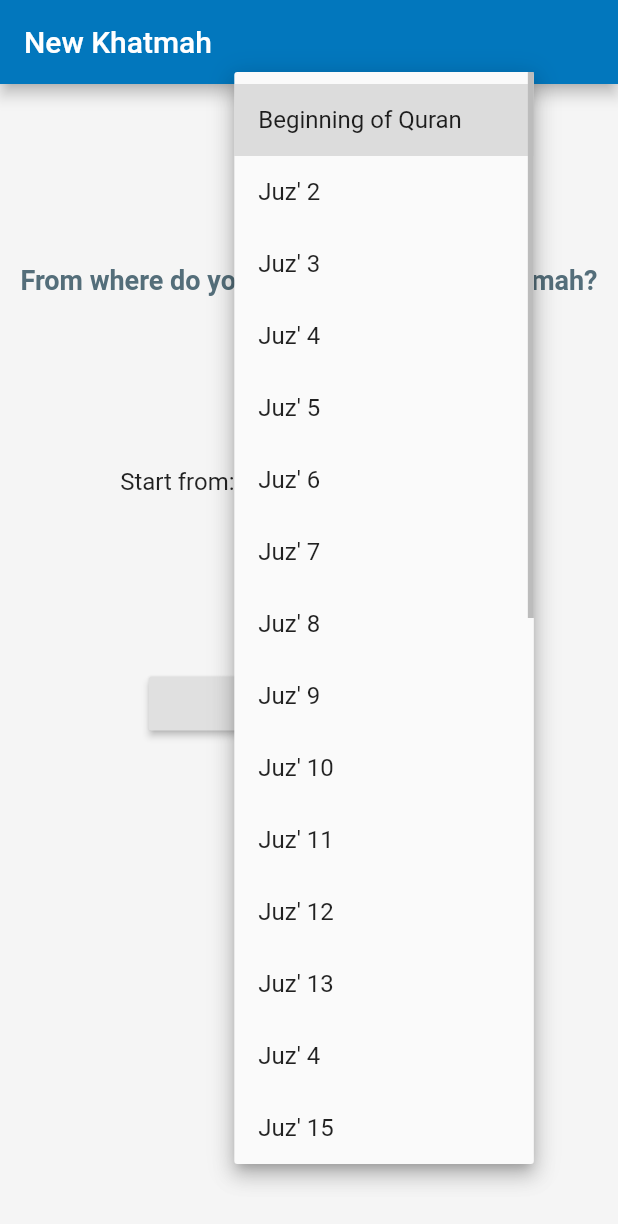
After one commit to ulmas97/quranApp, a Flutter app: the screen it shows after launch, after a tap on "Beginning of Quran", on a phone screen of 412 x 824 dp. The commit adds this screen. Shown: the top 1224 px of the screen. Run offline on Flutter 3.47's test engine with Material 2 defaults, Android fonts, the phone set to English and light mode, and no system bars; our stand-ins replace firebase_database, percent_indicator, shared_preferences; missing offline and left inert: flutter_pdfview, swipedetector; accounts and stored records are empty; Roboto replaces fonts that are missing (Hind, Montserrat).

```diff
--- a/lib/main.dart
+++ b/lib/main.dart
@@ -1,3 +1,4 @@
+import 'dart:async';
 import 'dart:io';
 import 'dart:ui' as prefix0;
 
@@ -9,6 +10,7 @@ import 'package:quran_app/reader_page.dart';
 import 'package:quran_app/text_style.dart';
 import 'package:firebase_database/firebase_database.dart';
 import 'package:firebase_database/ui/firebase_animated_list.dart';
+import 'package:quran_app/time_frame.dart';
 import 'package:shared_preferences/shared_preferences.dart';
 
 void main() {
@@ -18,6 +20,8 @@ void main() {
 
 class MyApp extends StatelessWidget {
   // This widget is the root of your application.
+
+
   @override
   Widget build(BuildContext context) {
     return MaterialApp(
@@ -56,6 +60,24 @@ class MyHomePage extends StatefulWidget{
 
 class _MyHomePageState extends State<MyHomePage>
     with SingleTickerProviderStateMixin {
+
+Future checkFirstSeen() async {
+     SharedPreferences prefs = await SharedPreferences.getInstance();
+    bool _seen = (prefs.getBool('seen') ?? false);
+
+    if (!_seen) {
+
+
+    prefs.setBool('seen', true);
+    Navigator.of(context).pushReplacement(
+        new MaterialPageRoute(builder: (context) => new KhatmaScreen()));
+    }
+
+    }
+
+
+
+
   String assetPDFPath = "";
   List<Page> pages = new List();
   List<Book> books = new List();
@@ -72,6 +94,8 @@ class _MyHomePageState extends State<MyHomePage>
   TabController _tabController;
   @override
   void initState() {
+
+
     page = Page("", "");
     juz = Juz("", "");
     book = Book("", "","","","");
@@ -87,6 +111,9 @@ class _MyHomePageState extends State<MyHomePage>
     bookRef.onChildChanged.listen(_onBookChanged);
     _tabController = TabController(vsync: this, length: 2);
     super.initState();
+     new Timer(new Duration(milliseconds: 200), () {
+    checkFirstSeen();
+    });
     getFileFromAsset("assets/quran_cropped.pdf").then((f) {
       setState(() {
         assetPDFPath = f.path;
@@ -478,6 +505,16 @@ _onJuzAdded(Event event) {
       title: Text(widget.title),
       actions: <Widget>[
         IconButton(
+          icon: Icon(Icons.add_circle_outline),
+          onPressed: (){
+            Navigator.push(
+                context,
+                MaterialPageRoute(
+                    builder: (context) => KhatmaScreen()));
+          },
+        ),
+
+        IconButton(
           icon: Icon(Icons.bookmark),
           onPressed: () {
             Navigator.push(
@@ -488,7 +525,7 @@ _onJuzAdded(Event event) {
           },
         ),
         new Container(
-          width: 20.0,
+          width: 10.0,
         ),
         Icon(Icons.share),
         new Container(
--- a/lib/reader_page.dart
+++ b/lib/reader_page.dart
@@ -86,7 +86,7 @@ DatabaseReference bookRef;
   Widget get _pdfWidget {
     return Container(
       color: Colors.black,
-      margin: new EdgeInsets.only(top: 30.0),
+     // margin: new EdgeInsets.only(top: 30.0),
       child: SwipeDetector(
         onSwipeLeft: (){
           if(_value<602){
@@ -228,7 +228,11 @@ DatabaseReference bookRef;
         child: Container(
           height: 30,
           child: BottomAppBar(
-              child: Slider(
+              child: SliderTheme(
+                data: SliderThemeData(
+
+                ),
+                child: Slider(
             value: widget.pageNumber=="bookmark" ? getInt.toDouble() : _value.toDouble(),
             min: 0.0,
             max: 602.0,
@@ -246,7 +250,8 @@ DatabaseReference bookRef;
                 getInt=a.round();
               });
             },
-          )),
+          ),
+              )),
         ),
       ),
     );
--- /dev/null
+++ b/lib/time_frame.dart
@@ -0,0 +1,201 @@
+import 'package:flutter/material.dart';
+import 'package:flutter/widgets.dart';
+import 'package:quran_app/text_style.dart';
+
+import 'main.dart';
+
+class KhatmaScreen extends StatefulWidget {
+  KhatmaScreenState createState() => KhatmaScreenState();
+}
+
+class KhatmaScreenState extends State<KhatmaScreen> {
+  String dropDownValue = 'Beginning of Quran';
+  String startingJuz="1";
+  int stackIndex = 0;
+  int days=30;
+  @override
+  Widget build(BuildContext context) {
+    String calculate(){
+     double i=(604-(int.parse(startingJuz)-1)*21)/days;
+     int j=i.floor();
+     int z=i.ceil();
+
+
+     if(i>(j+0.1) && i<(z-0.1)){
+       return j.toString() + " or " + z.toString();
+     }else if(i<=(j+0.1)){
+       return j.toString();
+     }else if(i>=(z-0.1)){
+       return z.toString();
+     }
+
+    }
+    // TODO: implement build
+    return Scaffold(
+        appBar: new AppBar(
+          title: Text("New Khatmah"),
+        ),
+        body: new Container(
+          margin: new EdgeInsets.symmetric(vertical: 120.0),
+          child: new Column(
+            children: <Widget>[
+              IndexedStack(
+                index: stackIndex,
+                children: <Widget>[
+                  new Column(
+                    children: <Widget>[
+                      new Text(
+                        "From where do you wish to start your Khatmah?",
+                        textAlign: TextAlign.center,
+                        style: Style.cardQuranTextStyle,
+                      ),
+                      new Container(
+                        margin: new EdgeInsets.only(top: 100.0),
+                        child: new Row(
+                          mainAxisAlignment: MainAxisAlignment.center,
+                          children: <Widget>[
+                            new Text("Start from:    ",
+                                style: new TextStyle(
+                                  fontSize: 16.0,
+                                )),
+                            new DropdownButton(
+                              value: dropDownValue,
+                              onChanged: (String newValue) {
+                                setState(() {
+                                  dropDownValue = newValue;
+                                });
+                              },
+                              items: <String>[
+                                'Beginning of Quran',
+                                'Juz\' 2',
+                                'Juz\' 3',
+                                'Juz\' 4',
+                                'Juz\' 5',
+                                'Juz\' 6',
+                                'Juz\' 7',
+                                'Juz\' 8',
+                                'Juz\' 9',
+                                'Juz\' 10',
+                                'Juz\' 11',
+                                'Juz\' 12',
+                                'Juz\' 13',
+                                'Juz\' 4',
+                                'Juz\' 15',
+                                'Juz\' 16',
+                                'Juz\' 17',
+                                'Juz\' 18',
+                                'Juz\' 19',
+                                'Juz\' 20',
+                                'Juz\' 21',
+                                'Juz\' 22',
+                                'Juz\' 23',
+                                'Juz\' 24',
+                                'Juz\' 25',
+                                'Juz\' 26',
+                                'Juz\' 27',
+                                'Juz\' 28',
+                                'Juz\' 29',
+                                'Juz\' 30'
+                              ].map<DropdownMenuItem<String>>((String value) {
+                                return DropdownMenuItem<String>(
+                                  value: value,
+                                  child: Text(value),
+                                );
+                              }).toList(),
+                            )
+                          ],
+                        ),
+                      ),
+                      new Container(
+                        margin: new EdgeInsets.only(top: 100.0),
+                        child: RaisedButton(
+                          onPressed: () {
+                            setState(() {
+                              stackIndex = 1;
+                              if(dropDownValue=="Beginning of Quran")
+                              startingJuz="1";
+                              else
+                              startingJuz=dropDownValue.substring(5);
+                            });
+                          },
+                          child: new Text(
+                              "                  Continue                  "),
+                        ),
+                      )
+                    ],
+                  ),
+                  new Column(
+                    children: <Widget>[
+                      new Text(
+                        "In how many days do you want to finish reading the Quran?",
+                        textAlign: TextAlign.center,
+                        style: Style.cardQuranTextStyle,
+                      ),
+                      new Container(
+                        margin: new EdgeInsets.only(top: 100.0),
+                        child: new Row(
+                          mainAxisAlignment: MainAxisAlignment.center,
+                          children: <Widget>[
+                            new Text("Start from:    ",
+                                style: new TextStyle(
+                                  fontSize: 16.0,
+                                )),
+                            new Text(
+                             days.toString(),
+                            ),
+                            new IconButton(
+                              icon: Icon(Icons.add),
+                              onPressed: () {
+                                setState(() {
+                                  days++;
+                                });
+                              },
+                            ),
+                            new IconButton(
+                              icon: Icon(Icons.remove),
+                              onPressed: () {
+                                setState(() {
+                                  days--;
+                                });
+                              },
+                            ),
+                          ],
+                        ),
+                      ),
+      new Text(calculate()),
+
+                      new Container(
+                          margin: new EdgeInsets.only(top: 100.0),
+                          child: new Row(
+                            mainAxisAlignment: MainAxisAlignment.spaceEvenly,
+                            children: <Widget>[
+                              RaisedButton(
+                                onPressed: () {
+                                  setState(() {
+                                    stackIndex = 0;
+                                  });
+                                },
+                                child: new Text("         Back         "),
+                              ),
+                              RaisedButton(
+                                onPressed: () {
+
+                                    Navigator.of(context).pushReplacement(
+                                        new MaterialPageRoute(
+                                            builder: (context) =>
+                                                new MyApp()));
+
+                                },
+                                child: new Text("      Continue       "),
+                              ),
+                            ],
+                          ))
+                    ],
+                  ),
+                ],
+              ),
+            ],
+          ),
+        ));
+  }
+}
```
